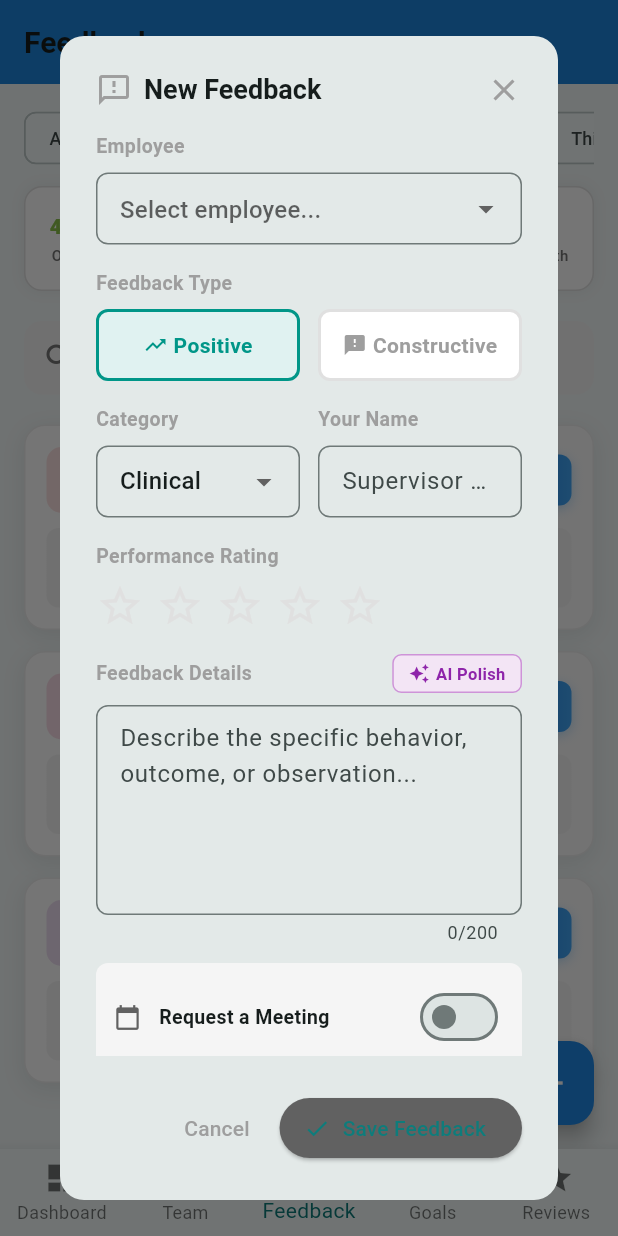
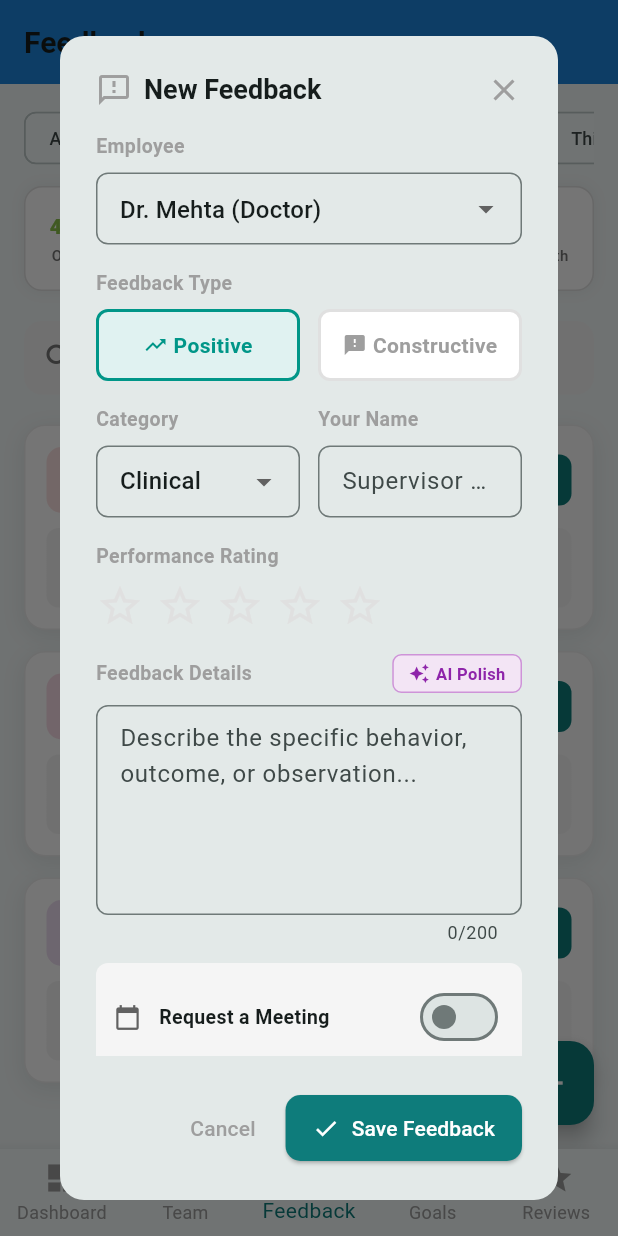
Before and after one commit to deshpandeatharv50-ai/pulse-review, a Flutter app: the AppNavigation screen opened directly with sample values from the repository, item 3 of the bottom bar chosen, after a tap on the "add" icon, on a phone screen of 412 x 824 dp. Run offline on Flutter 3.47's test engine with Material 3 defaults, Android fonts, the phone set to English and light mode, and no system bars; our stand-ins replace supabase_flutter; accounts and stored records are empty.

Commit message:
Swipe tab nav + feedback dialog fixes
- AppNavigation: swipeable PageView between the 5 tabs (WhatsApp-style),
  tap still animates the pager; selected bottom-bar item now teal
- Feedback: tapping a staff card's "+" now pre-selects that employee in the
  New Feedback dialog (was always blank)
- Feedback: dropdown now reflects the chosen employee (was hardcoded value:null)
- Feedback: Save button restyled solid teal/white (was washed-out grey),
  per-card "+" and FAB recolored from clashing blue to brand teal

Co-Authored-By: Claude Opus 4.8 <noreply@anthropic.com>

```diff
--- a/lib/screens/feedback_screen.dart
+++ b/lib/screens/feedback_screen.dart
@@ -26,6 +26,7 @@ class _FeedbackScreenState extends State<FeedbackScreen> {
   String _category = 'Clinical Excellence';
   int _rating = 0;
   bool _requestMeeting = false;
+  String? _selectedEmployee;
   bool _isSubmitting = false;
 
   // Sample feedback data
@@ -208,7 +209,10 @@ class _FeedbackScreenState extends State<FeedbackScreen> {
     return corrected;
   }
 
-  void _showFeedbackForm() {
+  void _showFeedbackForm({String? employee}) {
+    // Pre-fill the employee when launched from a specific staff card's "+".
+    _selectedEmployee = employee;
+    _nameController.text = employee ?? '';
     showDialog(
       context: context,
       builder: (ctx) => AlertDialog(
@@ -241,16 +245,21 @@ class _FeedbackScreenState extends State<FeedbackScreen> {
               // Employee
               const Text('Employee', style: TextStyle(fontWeight: FontWeight.w600, fontSize: 13, color: Colors.grey)),
               const SizedBox(height: 8),
-              DropdownButtonFormField<String>(
+              StatefulBuilder(
+                builder: (context, setLocalState) => DropdownButtonFormField<String>(
                   isExpanded: true,
-                value: null,
+                  value: _selectedEmployee,
                   decoration: InputDecoration(
                     hintText: 'Select employee...',
                     border: OutlineInputBorder(borderRadius: BorderRadius.circular(8)),
                     contentPadding: const EdgeInsets.symmetric(horizontal: 12, vertical: 10),
                   ),
                   items: _buildEmployeeList(),
-                onChanged: (value) => setState(() => _nameController.text = value ?? ''),
+                  onChanged: (value) => setLocalState(() {
+                    _selectedEmployee = value;
+                    _nameController.text = value ?? '';
+                  }),
+                ),
               ),
               const SizedBox(height: 16),
 
@@ -469,6 +478,7 @@ class _FeedbackScreenState extends State<FeedbackScreen> {
                 _feedbackType = 'Positive';
                 _category = 'Clinical Excellence';
                 _requestMeeting = false;
+                _selectedEmployee = null;
               });
               Navigator.pop(ctx);
             },
@@ -477,7 +487,12 @@ class _FeedbackScreenState extends State<FeedbackScreen> {
           ElevatedButton.icon(
             icon: const Icon(Icons.check, size: 18),
             label: const Text('Save Feedback'),
-            style: ElevatedButton.styleFrom(backgroundColor: Colors.grey[700]),
+            style: ElevatedButton.styleFrom(
+              backgroundColor: const Color(0xFF0E7C7B),
+              foregroundColor: Colors.white,
+              padding: const EdgeInsets.symmetric(horizontal: 18, vertical: 12),
+              shape: RoundedRectangleBorder(borderRadius: BorderRadius.circular(10)),
+            ),
             onPressed: () {
               final employeeName = _nameController.text.trim();
               final comment = _commentController.text.trim();
@@ -506,6 +521,7 @@ class _FeedbackScreenState extends State<FeedbackScreen> {
                 _feedbackType = 'Positive';
                 _category = 'Clinical Excellence';
                 _requestMeeting = false;
+                _selectedEmployee = null;
               });
               Navigator.pop(ctx);
 
@@ -844,10 +860,10 @@ class _FeedbackScreenState extends State<FeedbackScreen> {
                                   ),
                                 ),
                                 GestureDetector(
-                                  onTap: _showFeedbackForm,
+                                  onTap: () => _showFeedbackForm(employee: emp.employeeName),
                                   child: Container(
                                     padding: const EdgeInsets.all(8),
-                                    decoration: BoxDecoration(gradient: LinearGradient(colors: [Colors.blue[600]!, Colors.blue[400]!]), borderRadius: BorderRadius.circular(8), boxShadow: [BoxShadow(color: Colors.blue.withOpacity(0.3), blurRadius: 6, offset: const Offset(0, 2))]),
+                                    decoration: BoxDecoration(color: const Color(0xFF0E7C7B), borderRadius: BorderRadius.circular(8)),
                                     child: const Icon(Icons.add, color: Colors.white, size: 18),
                                   ),
                                 ),
@@ -880,8 +896,8 @@ class _FeedbackScreenState extends State<FeedbackScreen> {
         },
       ),
       floatingActionButton: FloatingActionButton(
-        onPressed: _showFeedbackForm,
-        backgroundColor: Colors.blue[600],
+        onPressed: () => _showFeedbackForm(),
+        backgroundColor: const Color(0xFF0E7C7B),
         elevation: 6,
         child: const Icon(Icons.add, color: Colors.white),
       ),
--- a/lib/widgets/app_navigation.dart
+++ b/lib/widgets/app_navigation.dart
@@ -24,6 +24,7 @@ class AppNavigation extends StatefulWidget {
 
 class _AppNavigationState extends State<AppNavigation> {
   int _selectedIndex = 0;
+  final PageController _pageController = PageController();
 
   late final List<Widget> _screens;
 
@@ -37,6 +38,21 @@ class _AppNavigationState extends State<AppNavigation> {
       const GoalsScreen(),
       const ReviewsList(),
     ];
+  }
+
+  @override
+  void dispose() {
+    _pageController.dispose();
+    super.dispose();
+  }
+
+  // Tap on the bottom bar — animate the pager to that tab.
+  void _onTabTapped(int index) {
+    _pageController.animateToPage(
+      index,
+      duration: const Duration(milliseconds: 250),
+      curve: Curves.easeInOut,
+    );
   }
 
   void _logout() async {
@@ -57,11 +73,17 @@ class _AppNavigationState extends State<AppNavigation> {
     final org = widget.organization;
     final persona = widget.persona;
     return Scaffold(
-      body: _screens[_selectedIndex],
+      body: PageView(
+        controller: _pageController,
+        onPageChanged: (index) => setState(() => _selectedIndex = index),
+        children: _screens,
+      ),
       bottomNavigationBar: BottomNavigationBar(
         currentIndex: _selectedIndex,
-        onTap: (index) => setState(() => _selectedIndex = index),
+        onTap: _onTabTapped,
         type: BottomNavigationBarType.fixed,
+        selectedItemColor: const Color(0xFF0E7C7B),
+        unselectedItemColor: Colors.grey,
         items: const [
           BottomNavigationBarItem(
             icon: Icon(Icons.dashboard),
```
Lines whose indentation alone changed are shown as unchanged.
